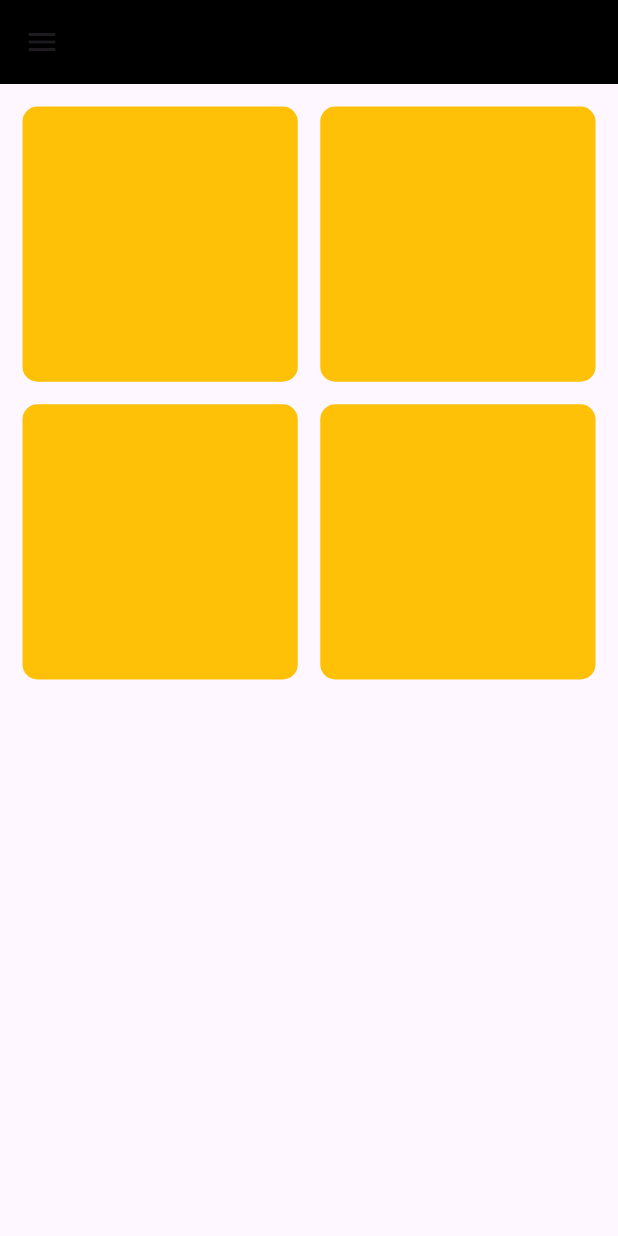
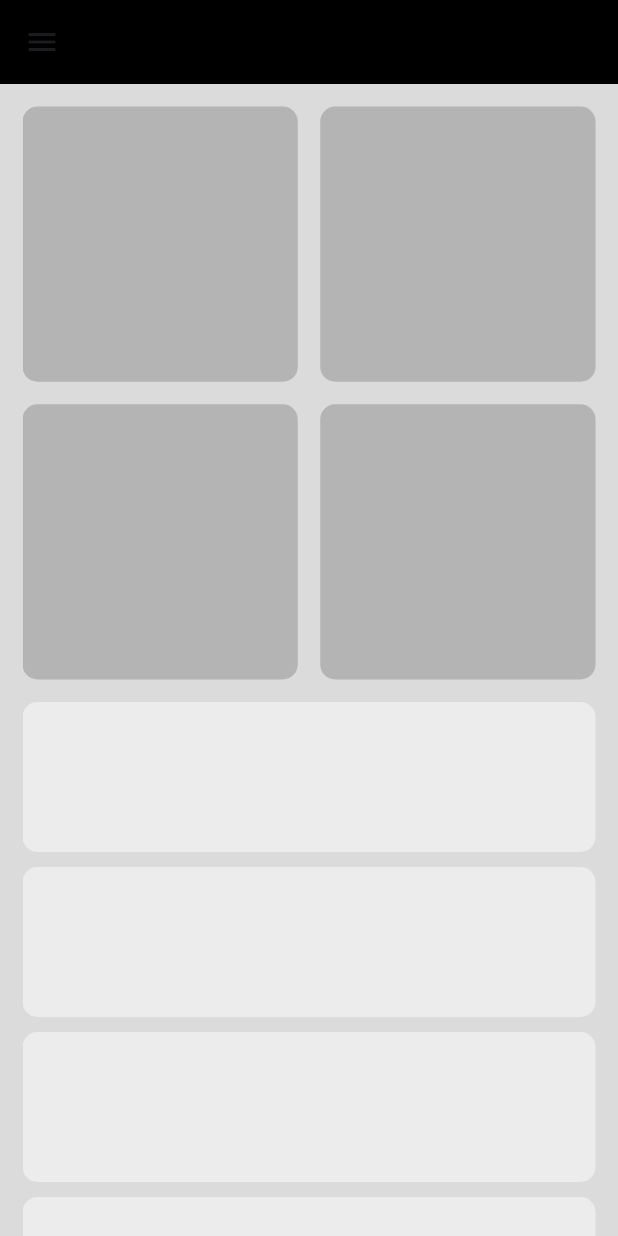
Before and after one commit to ZiadSala7/ResponsiveAndAdaptiveApp, a Flutter app: the screen it shows after launch, on a phone screen of 412 x 824 dp. Run offline on Flutter 3.47's test engine with Material 3 defaults, Android fonts, the phone set to English and light mode, and no system bars.

Commit message:
customSliverListBuilder

```diff
--- a/lib/views/home_view.dart
+++ b/lib/views/home_view.dart
@@ -7,6 +7,7 @@ class HomeView extends StatelessWidget {
   @override
   Widget build(BuildContext context) {
     return Scaffold(
+      backgroundColor: const Color(0xffDBDBDB),
       appBar: AppBar(
         backgroundColor: Colors.black,
       ),
--- a/lib/views/widgets/sliver_grid_item.dart
+++ b/lib/views/widgets/sliver_grid_item.dart
@@ -9,7 +9,7 @@ class SliverGridItem extends StatelessWidget {
   Widget build(BuildContext context) {
     return Container(
       decoration: BoxDecoration(
-        color: Colors.amber,
+        color: const Color(0xffB4B4B4),
         borderRadius: BorderRadius.circular(10),
       ),
     );
```
Also changed, not shown: lib/views/widgets/home_view_body.dart (+25 -0 lines).
